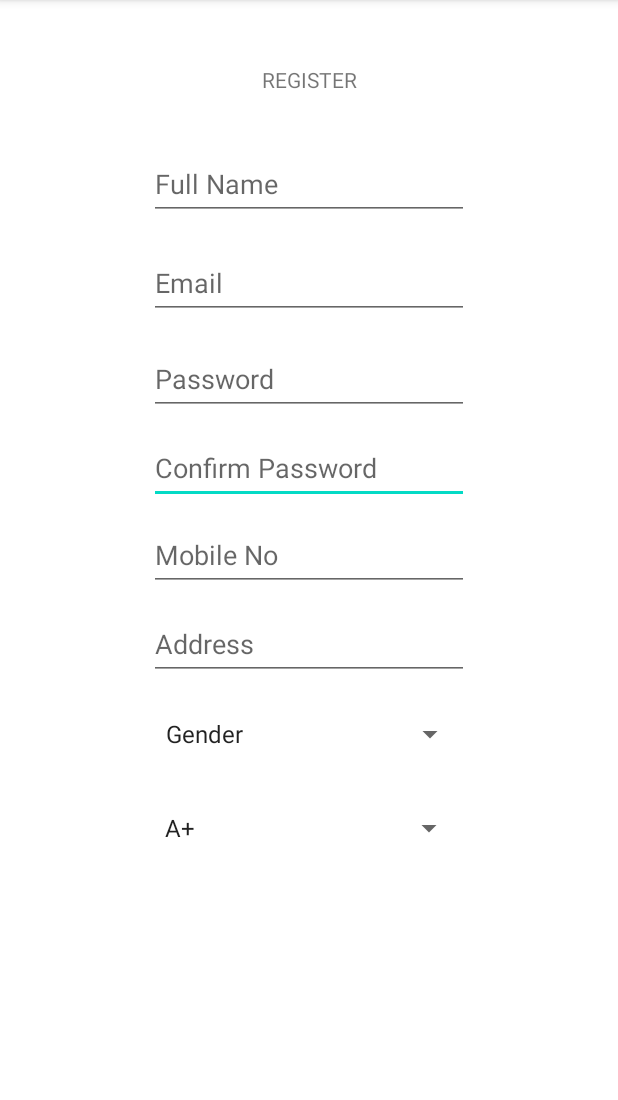
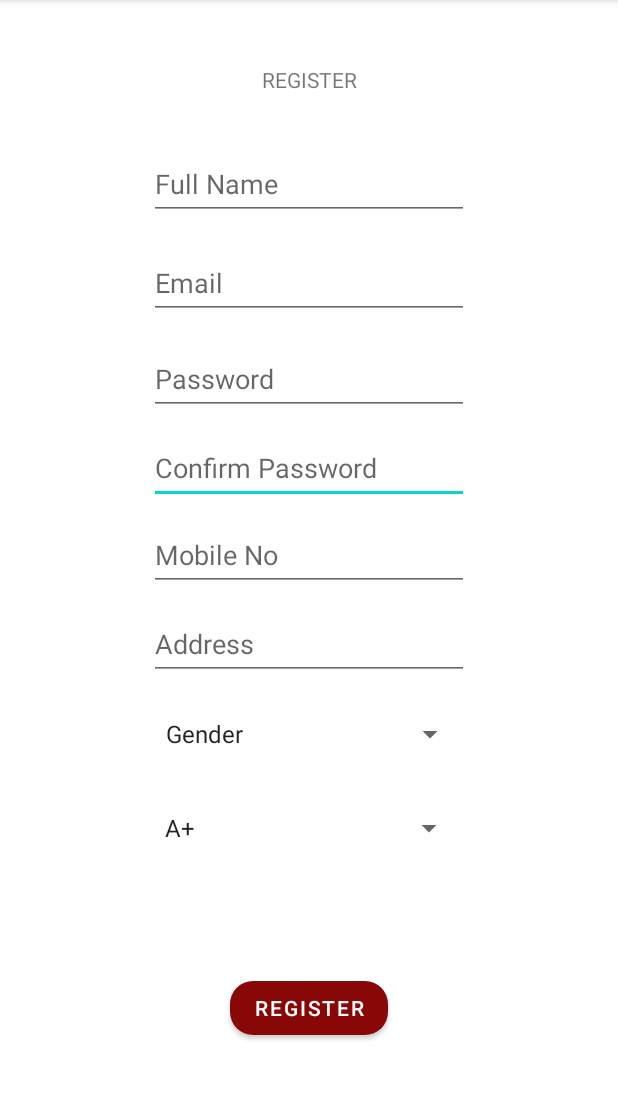
Before and after one commit to Harikrishnan-Sathyan/RAKT_APP, an Android app: the Register screen opened directly, with no data from a screen before it, on a phone screen of 412 x 824 dp, the part 84-1184 px from its top. Run offline under Robolectric (Android 15) with nearby library versions, the light colour scheme and no system bars.

Commit message:
added register butoon

```diff
--- a/app/src/main/java/com/example/raktdaan/Register.java
+++ b/app/src/main/java/com/example/raktdaan/Register.java
@@ -3,8 +3,12 @@ package com.example.raktdaan;
 import androidx.appcompat.app.AppCompatActivity;
 
 import android.os.Bundle;
+import android.view.View;
+import android.widget.Button;
+import android.widget.Toast;
 
 public class Register extends AppCompatActivity {
+    Button register_btn;
 
     @Override
     protected void onCreate(Bundle savedInstanceState) {
@@ -12,5 +16,13 @@ public class Register extends AppCompatActivity {
 
         setContentView(R.layout.activity_register);
 
+        register_btn = findViewById(R.id.button2);
+
+        register_btn.setOnClickListener(new View.OnClickListener() {
+            @Override
+            public void onClick(View v) {
+                Toast.makeText(Register.this, "Registering", Toast.LENGTH_SHORT).show();
+            }
+        });
     }
 }
--- a/app/src/main/res/layout/activity_register.xml
+++ b/app/src/main/res/layout/activity_register.xml
@@ -126,5 +126,16 @@
         app:layout_constraintTop_toBottomOf="@+id/editTextTextPostalAddress"
         app:layout_constraintVertical_bias="0.046" />
 
+    <Button
+        android:id="@+id/button2"
+        android:layout_width="wrap_content"
+        android:layout_height="wrap_content"
+        android:text="register"
+        app:cornerRadius="15dp"
+        app:layout_constraintBottom_toBottomOf="parent"
+        app:layout_constraintEnd_toEndOf="parent"
+        app:layout_constraintStart_toStartOf="parent"
+        app:layout_constraintTop_toBottomOf="@+id/spinner3" />
+
 
 </androidx.constraintlayout.widget.ConstraintLayout>
```
